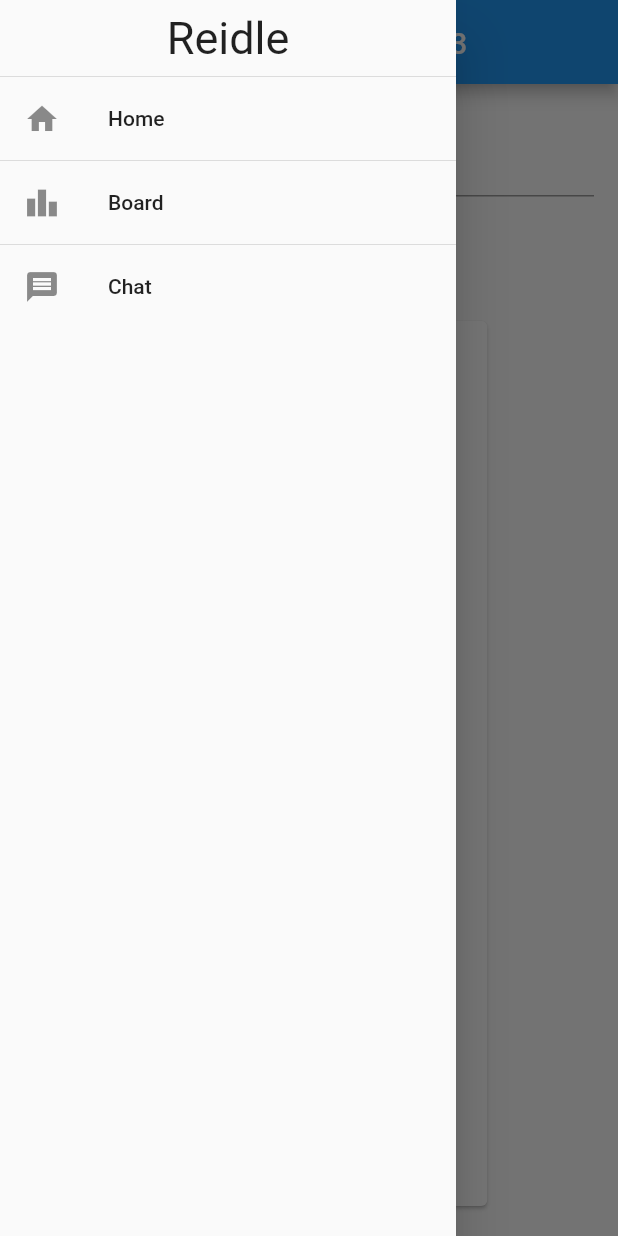
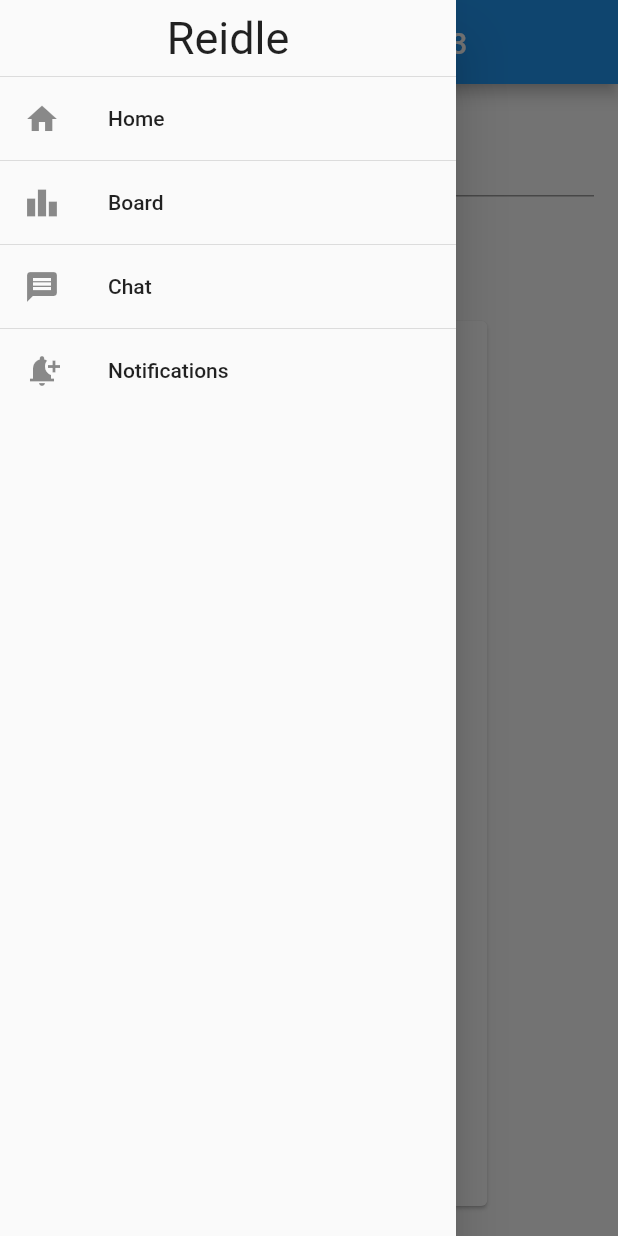
Before and after one commit to jackdreilly/reidle-flutter, a Flutter app: the screen it shows after launch, with the side drawer open, on a phone screen of 412 x 824 dp. Run offline on Flutter 3.47's test engine with Material 2 defaults, Android fonts, the light colour scheme and no system bars; our stand-ins replace cloud_firestore, firebase_analytics, firebase_auth, firebase_core, freezed_annotation, google_fonts and 1 more; accounts and stored records are empty; network calls fail; statements that could not run were skipped; project files that could hold a hidden picture were left out.

Commit message:
get notifications

```diff
--- a/lib/main.dart
+++ b/lib/main.dart
@@ -14,6 +14,7 @@ import 'package:reidle/chat.dart';
 import 'package:reidle/choose_word.dart';
 import 'package:reidle/recorder.dart';
 import 'package:reidle/wordle.dart';
+import 'package:url_launcher/url_launcher.dart';
 
 import 'db.dart';
 import 'firebase_options.dart';
@@ -529,6 +530,11 @@ class ReidleDrawer extends StatelessWidget {
               Navigator.of(context).pop();
               pushChat(context);
             }),
+        ListTile(
+          leading: const Icon(Icons.notification_add),
+          title: const Text('Notifications'),
+          onTap: () => launchUrl(Uri.dataFromString("https://groups.google.com/g/reidle")),
+        ),
       ]).toList());
     }));
   }
--- a/pubspec.yaml
+++ b/pubspec.yaml
@@ -20,6 +20,7 @@ dependencies:
   freezed_annotation: ^2.0.3
   json_annotation: ^4.5.0
   rxdart: ^0.27.7
+  url_launcher: ^6.1.7
 
 dev_dependencies:
   json_serializable:
```
Also changed, not shown: pubspec.lock.
